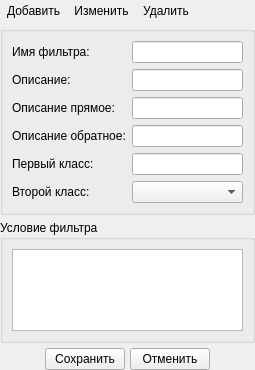
This is src/plugins/modeleride/filterpropwidget.ui in rdnvndr/raindrop as Qt 5 draws it before an edit. The edited form follows.
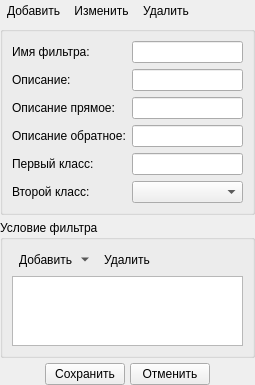
This is the edited form. Icons and pictures are not drawn. Custom widgets are drawn as their Qt base class.

Commit message: Добавлена уникальность поля guid

```diff
--- a/src/plugins/modeleride/filterpropwidget.ui
+++ b/src/plugins/modeleride/filterpropwidget.ui
@@ -185,19 +185,64 @@
      </property>
      <layout class="QVBoxLayout" name="verticalLayout_2">
       <item>
-       <widget class="QTableView" name="tableViewCondition">
+       <layout class="QHBoxLayout" name="horizontalLayoutConditionButton">
+        <item>
+         <widget class="QToolButton" name="toolButtonCondAdd">
+          <property name="text">
+           <string>Добавить</string>
+          </property>
+          <property name="icon">
+           <iconset resource="modeleride.qrc">
+            <normaloff>:/add</normaloff>:/add</iconset>
+          </property>
+          <property name="popupMode">
+           <enum>QToolButton::MenuButtonPopup</enum>
+          </property>
+          <property name="toolButtonStyle">
+           <enum>Qt::ToolButtonTextBesideIcon</enum>
+          </property>
+          <property name="autoRaise">
+           <bool>true</bool>
+          </property>
+         </widget>
+        </item>
+        <item>
+         <widget class="QToolButton" name="toolButtonCondDel">
+          <property name="text">
+           <string>Удалить</string>
+          </property>
+          <property name="icon">
+           <iconset resource="modeleride.qrc">
+            <normaloff>:/remove</normaloff>:/remove</iconset>
+          </property>
+          <property name="toolButtonStyle">
+           <enum>Qt::ToolButtonTextBesideIcon</enum>
+          </property>
+          <property name="autoRaise">
+           <bool>true</bool>
+          </property>
+         </widget>
+        </item>
+        <item>
+         <spacer name="horizontalSpacerCondition">
+          <property name="orientation">
+           <enum>Qt::Horizontal</enum>
+          </property>
+          <property name="sizeHint" stdset="0">
+           <size>
+            <width>40</width>
+            <height>20</height>
+           </size>
+          </property>
+         </spacer>
+        </item>
+       </layout>
+      </item>
+      <item>
+       <widget class="QTreeView" name="treeViewCondition">
         <property name="alternatingRowColors">
          <bool>true</bool>
         </property>
-        <attribute name="horizontalHeaderHighlightSections">
-         <bool>false</bool>
-        </attribute>
-        <attribute name="verticalHeaderVisible">
-         <bool>false</bool>
-        </attribute>
-        <attribute name="verticalHeaderDefaultSectionSize">
-         <number>24</number>
-        </attribute>
        </widget>
       </item>
      </layout>
```
The commit also changes 2 other files.
